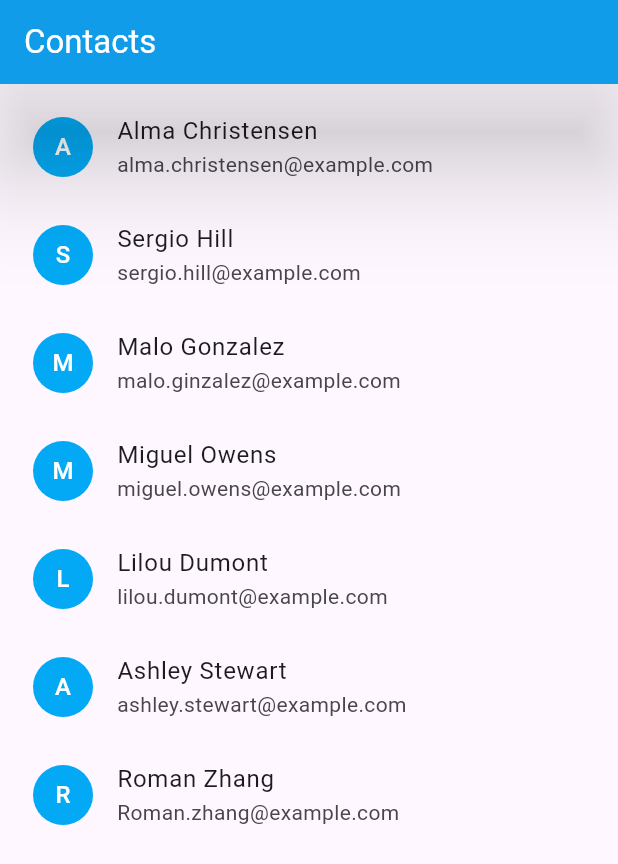
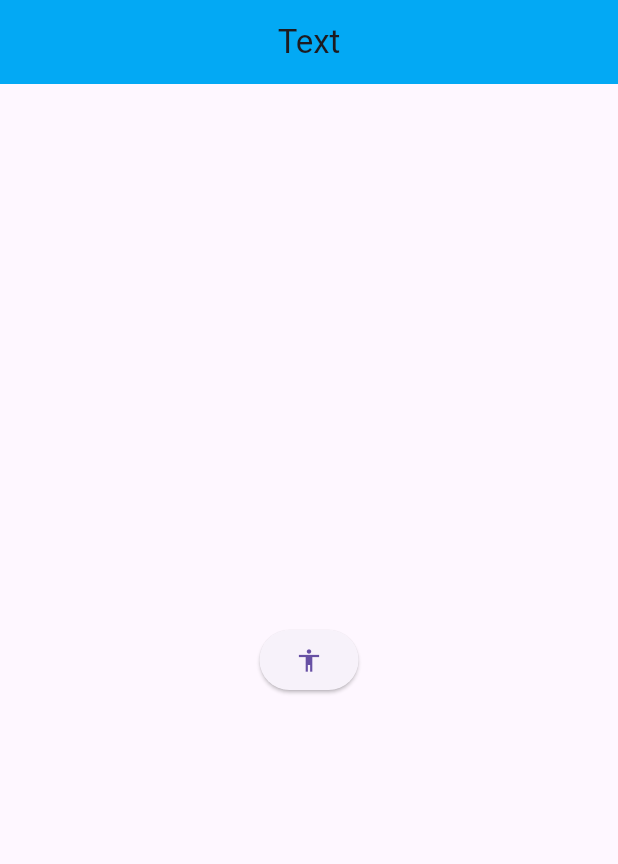
Before and after one commit to takiul-sumon/Flutter-Basic-Project, a Flutter app: the screen it shows after launch, on a phone screen of 412 x 824 dp. Shown: the top 864 px of the screen. Run offline on Flutter 3.47's test engine with Material 3 defaults, Android fonts, the phone set to English and light mode, and no system bars; our stand-ins replace google_fonts.

```diff
--- a/lib/main.dart
+++ b/lib/main.dart
@@ -1,106 +1,189 @@
+// import 'package:contacts_service/contacts_service.dart';
+// import 'package:flutter/cupertino.dart';
+// import 'package:flutter/material.dart';
+// import 'package:flutter/widgets.dart';
+//
+//
+// void main()
+// {
+//   runApp(Myapp());
+// }
+// class Myapp extends StatefulWidget{
+//   @override
+//   State<StatefulWidget> createState()
+//   {
+//     return _Myappstate();
+//   }
+// }
+// class _Myappstate extends State<Myapp> {
+//   List <Contact> contacts= [];
+//
+//   @override
+//   Widget build(BuildContext context) {
+//     return MaterialApp(
+//
+//       debugShowCheckedModeBanner: false,
+//       home: Scaffold(
+//         // backgroundColor: Colors.black12,
+//
+//
+//         appBar: AppBar(
+//
+//           backgroundColor: Colors.lightBlue,
+//           title: Text("Contacts",style: TextStyle(color: Colors.white,),),
+//           elevation: 30,
+//           shadowColor: Colors.black,
+//
+//         ),
+//
+//
+//
+//         // GestureDetector(
+//         //   child: Text("Bangladesh"),
+//         //   onTap: (){
+//         //     print(1+1);
+//         //   },
+//         // )
+//
+//
+//
+//
+//
+//         //     InkWell Widget
+//         // Center(
+//         //   child: InkWell(
+//         //     onTap: (){
+//         //   print("Beautiful");
+//         //     },child: Container(
+//         //     height: 100,
+//         //     width: 100,
+//         //     color: Colors.amberAccent,
+//         //   ),
+//         //   ),
+//         // )
+//
+//         // Padding(
+//         //   padding: const EdgeInsets.all(6),
+//         //   child: ListView(
+//         //     children: [
+//         //       ListTile(
+//         //         title: Text("Alma Christensen"),
+//         //         subtitle: Text("alma.christensen@example.com"),
+//         //         leading: CircleAvatar(
+//         //           child: Text("A",style: TextStyle(color: Colors.white),),backgroundColor: Colors.lightBlue,
+//         //         ),
+//         //       ),
+//         //       ListTile(
+//         //         title: Text("Sergio Hill"),
+//         //         subtitle: Text("sergio.hill@example.com"),
+//         //         leading: CircleAvatar(
+//         //           child: Text("S",style: TextStyle(color: Colors.white),),backgroundColor: Colors.lightBlue,
+//         //         ),
+//         //       ),
+//         //       ListTile(
+//         //         title: Text("Malo Gonzalez"),
+//         //         subtitle: Text("malo.ginzalez@example.com"),
+//         //         leading: CircleAvatar(
+//         //           child: Text("M",style: TextStyle(color: Colors.white),),backgroundColor: Colors.lightBlue,
+//         //         ),
+//         //       ),
+//         //       ListTile(
+//         //         title: Text("Miguel Owens"),
+//         //         subtitle: Text("miguel.owens@example.com"),
+//         //         leading: CircleAvatar(
+//         //           child: Text("M",style: TextStyle(color: Colors.white),),backgroundColor: Colors.lightBlue,
+//         //         ),
+//         //       ),
+//         //
+//         //       ListTile(
+//         //         title: Text("Lilou Dumont"),
+//         //         subtitle: Text("lilou.dumont@example.com"),
+//         //         leading: CircleAvatar(
+//         //           child: Text("L",style: TextStyle(color: Colors.white),),backgroundColor: Colors.lightBlue,
+//         //         ),
+//         //       ),
+//         //       ListTile(
+//         //         title: Text("Ashley Stewart"),
+//         //         subtitle: Text("ashley.stewart@example.com"),
+//         //         leading: CircleAvatar(
+//         //           child: Text("A",style: TextStyle(color: Colors.white),),backgroundColor: Colors.lightBlue,
+//         //         ),
+//         //       ),
+//         //       ListTile(
+//         //         title: Text("Roman Zhang"),
+//         //         subtitle: Text("Roman.zhang@example.com"),
+//         //         leading: CircleAvatar(
+//         //           child: Text("R",style: TextStyle(color: Colors.white),),backgroundColor: Colors.lightBlue,
+//         //         ),
+//         //       ),
+//         //
+//         //     ],
+//         //   ),
+//         // )
+//
+//
+//       ),
+//
+//
+//     );
+//   }
+// }
 
-import 'dart:ui';
-import 'package:contacts_service/contacts_service.dart';
-import 'package:flutter/cupertino.dart';
+
+
+
+
+
+
+
+// State Management system
+
 import 'package:flutter/material.dart';
-import 'package:flutter/widgets.dart';
-import 'package:flutter_application_1/bottom_bar/home.dart';
-import 'package:flutter_application_1/bottom_bar/menu.dart';
-import 'package:flutter_application_1/bottom_bar/profile.dart';
+import 'package:flutter_application_1/widget/nevigator.dart';
 
  void main()
  {
-  runApp(Myapp());
+   runApp(MyApp());
  }
-class Myapp extends StatefulWidget{
+ class MyApp extends StatelessWidget{
    @override
-  State<StatefulWidget> createState()
-  {
-    return _Myappstate();
+   Widget build(BuildContext  context){
+     return MaterialApp(
+       home: HomePage(),
+     );
    }
  }
-class _Myappstate extends State<Myapp> {
-  List <Contact> contacts= [];
 
+
+
+
+
+class Nevigator extends StatelessWidget{
   @override
-  Widget build(BuildContext context) {
+  Widget build(BuildContext context)
+  {
     return MaterialApp(
 
-      debugShowCheckedModeBanner: false,
+      title: "Navigator",
       home: Scaffold(
-        // backgroundColor: Colors.black12,
+        appBar: AppBar(title: Text("Homepage"),),
+        body: Center(
+          child: Column(
+            children: [
+              Text("Change Screan"),
+    ElevatedButton(
+    onPressed: (){
+  Navigator.push(context, MaterialPageRoute(builder: (context) {
+  return HomePage();
+  },));
+  },child: Icon(Icons.accessibility),
+    )
 
-
-        appBar: AppBar(
-
-          backgroundColor: Colors.lightBlue,
-          title: Text("Contacts",style: TextStyle(color: Colors.white,),),
-          elevation: 30,
-          shadowColor: Colors.black,
-
-        ),
-        body: Padding(
-          padding: const EdgeInsets.all(6),
-          child: ListView(
-            children: [
-              ListTile(
-                title: Text("Alma Christensen"),
-                subtitle: Text("alma.christensen@example.com"),
-                leading: CircleAvatar(
-                  child: Text("A",style: TextStyle(color: Colors.white),),backgroundColor: Colors.lightBlue,
-                ),
-              ),
-              ListTile(
-                title: Text("Sergio Hill"),
-                subtitle: Text("sergio.hill@example.com"),
-                leading: CircleAvatar(
-                  child: Text("S",style: TextStyle(color: Colors.white),),backgroundColor: Colors.lightBlue,
-                ),
-              ),
-              ListTile(
-                title: Text("Malo Gonzalez"),
-                subtitle: Text("malo.ginzalez@example.com"),
-                leading: CircleAvatar(
-                  child: Text("M",style: TextStyle(color: Colors.white),),backgroundColor: Colors.lightBlue,
-                ),
-              ),
-              ListTile(
-                title: Text("Miguel Owens"),
-                subtitle: Text("miguel.owens@example.com"),
-                leading: CircleAvatar(
-                  child: Text("M",style: TextStyle(color: Colors.white),),backgroundColor: Colors.lightBlue,
-                ),
-              ),
-
-              ListTile(
-                title: Text("Lilou Dumont"),
-                subtitle: Text("lilou.dumont@example.com"),
-                leading: CircleAvatar(
-                  child: Text("L",style: TextStyle(color: Colors.white),),backgroundColor: Colors.lightBlue,
-                ),
-              ),
-              ListTile(
-                title: Text("Ashley Stewart"),
-                subtitle: Text("ashley.stewart@example.com"),
-                leading: CircleAvatar(
-                  child: Text("A",style: TextStyle(color: Colors.white),),backgroundColor: Colors.lightBlue,
-                ),
-              ),
-              ListTile(
-                title: Text("Roman Zhang"),
-                subtitle: Text("Roman.zhang@example.com"),
-                leading: CircleAvatar(
-                  child: Text("R",style: TextStyle(color: Colors.white),),backgroundColor: Colors.lightBlue,
-                ),
-              ),
-
+              ,
             ],
           ),
         )
-
-
       ),
-
 
     );
   }
--- /dev/null
+++ b/lib/widget/nevigator.dart
@@ -0,0 +1,31 @@
+import 'package:flutter/material.dart';
+
+import '../main.dart';
+
+
+class HomePage extends StatelessWidget{
+  Widget build(BuildContext context)
+  {
+    return MaterialApp(
+      title: "Demo",
+      color: Colors.amber,
+      debugShowCheckedModeBanner: false,
+      home: Scaffold(
+        appBar: AppBar(title: Text("Text"),backgroundColor: Colors.lightBlue,centerTitle: true,),
+
+        body: Center(
+          child: Container(
+              child: ElevatedButton(
+                onPressed: (){
+                  Navigator.push(context, MaterialPageRoute(builder: (context) {
+                    return Nevigator();
+                  },));
+                },child: Icon(Icons.accessibility),
+              )
+
+          ),
+        ),
+      ),
+    );
+  }
+}
```
Lines whose indentation alone changed are shown as unchanged.
